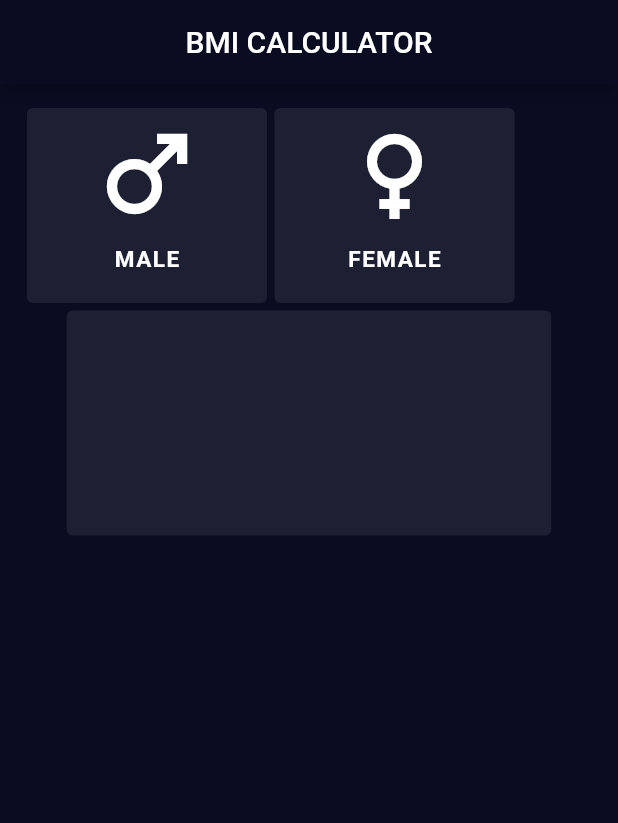
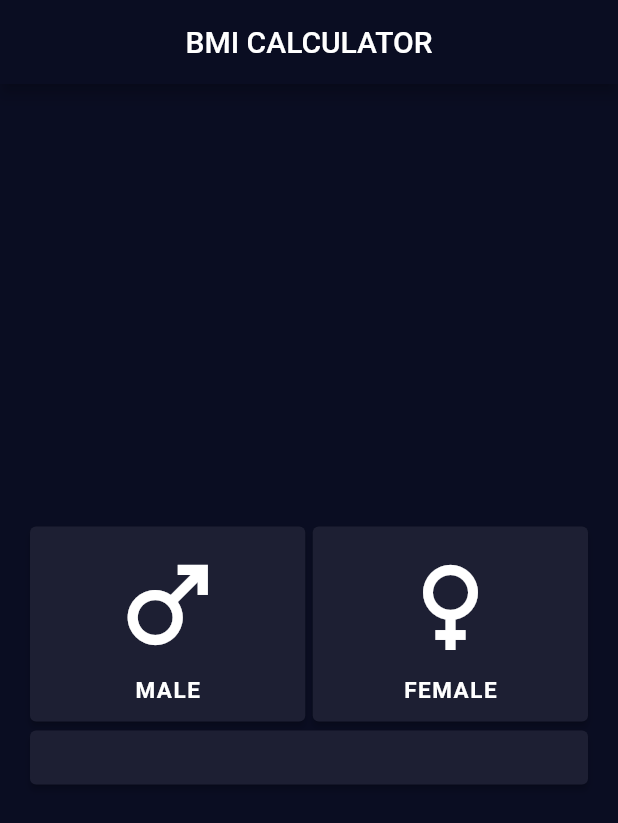
Before and after one commit to zeeshi2k1/bmi_calculator, a Flutter app: the screen it shows after launch, on a phone screen of 412 x 824 dp. Shown: the top 823 px of the screen. Run offline on Flutter 3.47's test engine with Material 2 defaults, Android fonts, the phone set to English and light mode, and no system bars.

Commit message:
initial commit

```diff
--- a/lib/input_page.dart
+++ b/lib/input_page.dart
@@ -14,21 +14,20 @@ class _InputPageState extends State<InputPage> {
           child: Text('BMI CALCULATOR'),
         ),
       ),
-      body: Column(
+      body: SafeArea(
+        child: Padding(
+          padding: const EdgeInsets.symmetric(horizontal: 20),
+          child: Column(
+            mainAxisAlignment: MainAxisAlignment.center,
             children: [
-          Container(
-            margin: EdgeInsets.fromLTRB(18, 16, 15, 5),
-            child: Row(
+              Row(
+                mainAxisSize: MainAxisSize.min,
                 children: <Widget>[
-                Container(
-                  height: 130,
-                  width: 160,
-                  decoration: BoxDecoration(
-                    color: Color(0xFF1D1F33),
-                    borderRadius: BorderRadius.circular(4),
-                  ),
-                  child: Padding(
-                    padding: const EdgeInsets.all(4),
+                  Expanded(
+                    child: ElevatedButton(
+                      onPressed: () {},
+                      child: Container(
+                        margin: EdgeInsets.symmetric(vertical: 12),
                         child: Column(
                           children: <Widget>[
                             Icon(
@@ -37,29 +36,26 @@ class _InputPageState extends State<InputPage> {
                             SizedBox(
                               height: 8,
                             ),
-                        Text("MALE",
+                            Text(
+                              "MALE",
                               style: TextStyle(
                                   letterSpacing: 1,
                                   fontWeight: FontWeight.bold,
-                          fontSize: 15
-                        ),
+                                  fontSize: 15),
                             ),
                           ],
+                        ),
                       ),
                     ),
                   ),
                   SizedBox(
                     width: 5,
                   ),
-                Container(
-                  height: 130,
-                  width: 160,
-                  decoration: BoxDecoration(
-                    color: Color(0xFF1D1F33),
-                    borderRadius: BorderRadius.circular(4),
-                  ),
-                  child: Padding(
-                    padding: const EdgeInsets.all(4),
+                  Expanded(
+                    child: ElevatedButton(
+                      onPressed: () {},
+                      child: Container(
+                        margin: EdgeInsets.symmetric(vertical: 12),
                         child: Column(
                           children: <Widget>[
                             Icon(
@@ -68,32 +64,34 @@ class _InputPageState extends State<InputPage> {
                             SizedBox(
                               height: 8,
                             ),
-                        Text("FEMALE",
+                            Text(
+                              "FEMALE",
                               style: TextStyle(
                                   letterSpacing: 1,
                                   fontWeight: FontWeight.bold,
-                              fontSize: 15
+                                  fontSize: 15),
+                            ),
+                          ],
+                        ),
+                      ),
+                    ),
+                  ),
+                ],
+              ),
+              Center(
+                child: Expanded(
+                  child: ElevatedButton(
+                    onPressed: () {  },
+                    child: Container(
+                      margin: EdgeInsets.symmetric(vertical: 12, horizontal: 20),
+                    ),
+                  ),
                   ),
                 ),
             ],
           ),
         ),
       ),
-              ],
-            ),
-          ),
-          Center(
-            child: Container(
-              height: 150,
-              width: 323,
-              decoration: BoxDecoration(
-                color: Color(0xFF1D1F33),
-                borderRadius: BorderRadius.circular(4),
-              ),
-            ),
-          ),
-        ],
-      ),
     );
   }
 }
--- a/lib/main.dart
+++ b/lib/main.dart
@@ -16,6 +16,11 @@ class BMICalculator extends StatelessWidget {
           color: Colors.white,
           size: 80,
         ),
+        elevatedButtonTheme: ElevatedButtonThemeData(
+          style: TextButton.styleFrom(
+            backgroundColor: Color(0xFF1D1F33),
+          ),
+      ),
       ),
       home: InputPage(),
     );
```
Lines whose indentation alone changed are shown as unchanged.
